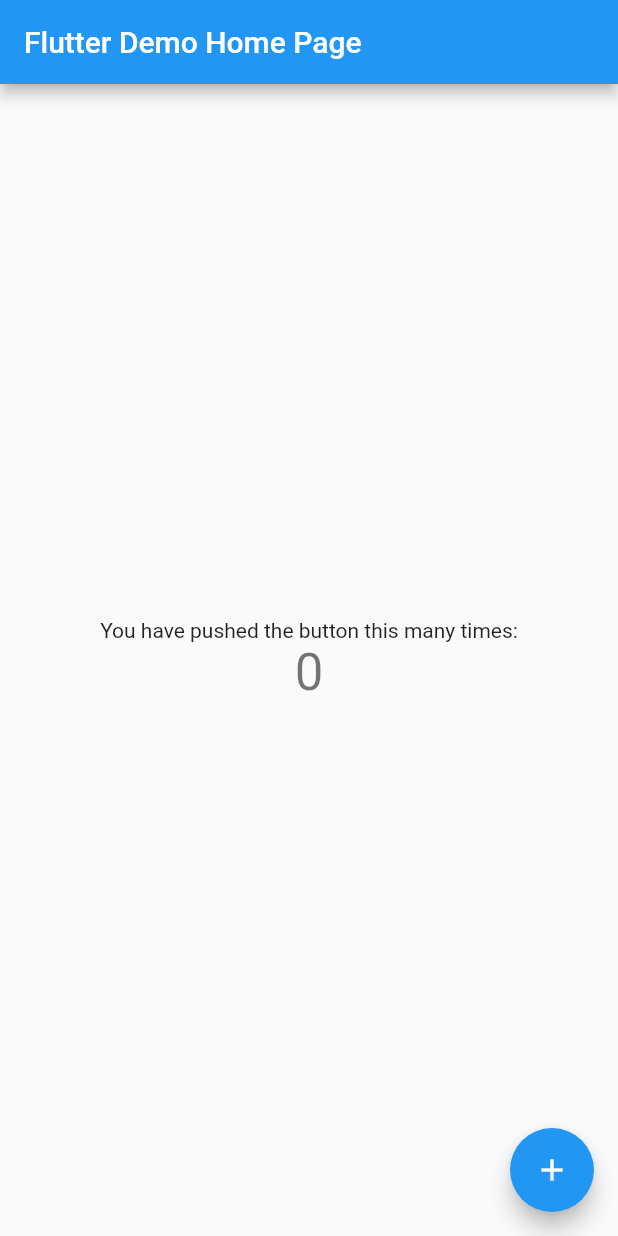
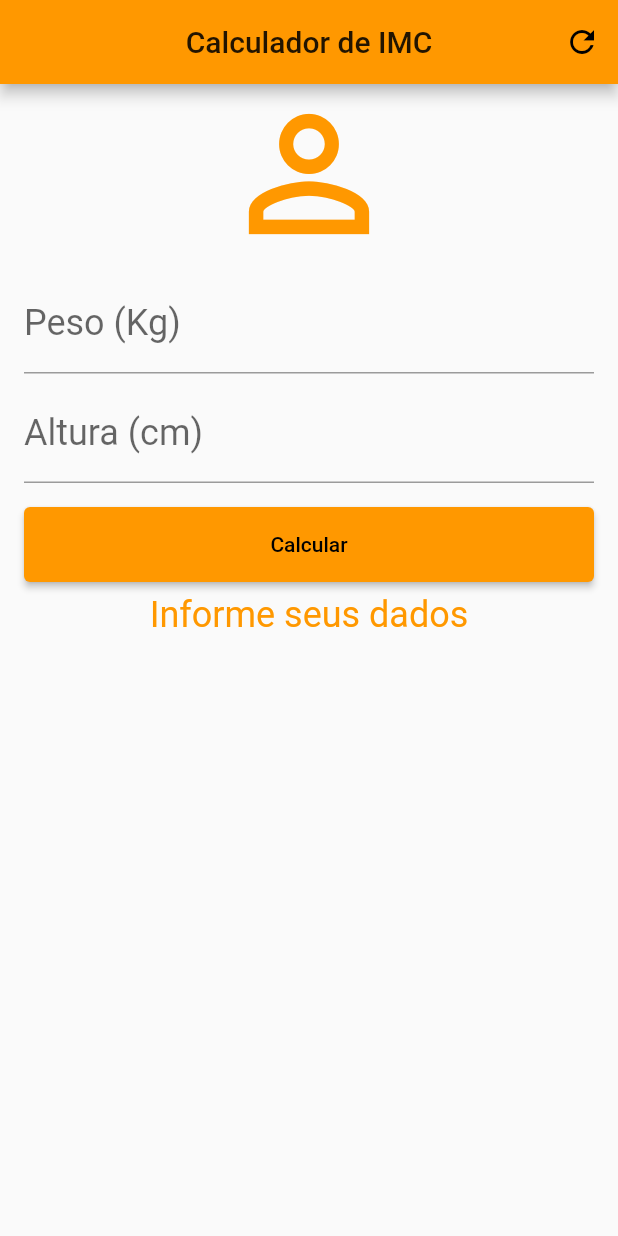
Before and after one commit to Israelmath/app_imc, a Flutter app: the screen it shows after launch, on a phone screen of 412 x 824 dp. Run offline on Flutter 3.47's test engine with Material 2 defaults, Android fonts, the phone set to English and light mode, and no system bars.

Commit message:
Desenvolvimento em andamento, mas com um pequenininho bugzinho

```diff
--- a/lib/main.dart
+++ b/lib/main.dart
@@ -1,111 +1,156 @@
 import 'package:flutter/material.dart';
 
-void main() => runApp(MyApp());
-
-class MyApp extends StatelessWidget {
-  // This widget is the root of your application.
-  @override
-  Widget build(BuildContext context) {
-    return MaterialApp(
-      title: 'Flutter Demo',
-      theme: ThemeData(
-        // This is the theme of your application.
-        //
-        // Try running your application with "flutter run". You'll see the
-        // application has a blue toolbar. Then, without quitting the app, try
-        // changing the primarySwatch below to Colors.green and then invoke
-        // "hot reload" (press "r" in the console where you ran "flutter run",
-        // or simply save your changes to "hot reload" in a Flutter IDE).
-        // Notice that the counter didn't reset back to zero; the application
-        // is not restarted.
-        primarySwatch: Colors.blue,
+void main() {
+  runApp(
+    MaterialApp(
+      home: Home(),
     ),
-      home: MyHomePage(title: 'Flutter Demo Home Page'),
   );
 }
+
+class Home extends StatefulWidget {
+  @override
+  _HomeState createState() => _HomeState();
 }
 
-class MyHomePage extends StatefulWidget {
-  MyHomePage({Key key, this.title}) : super(key: key);
+class _HomeState extends State<Home> {
+  TextEditingController _peso_controlador = TextEditingController();
+  TextEditingController _altura_controlador = TextEditingController();
+  String _infoText = 'Informe seus dados';
 
-  // This widget is the home page of your application. It is stateful, meaning
-  // that it has a State object (defined below) that contains fields that affect
-  // how it looks.
-
-  // This class is the configuration for the state. It holds the values (in this
-  // case the title) provided by the parent (in this case the App widget) and
-  // used by the build method of the State. Fields in a Widget subclass are
-  // always marked "final".
-
-  final String title;
-
-  @override
-  _MyHomePageState createState() => _MyHomePageState();
+  void _resetData() {
+    _peso_controlador.text = '';
+    _altura_controlador.text = '';
+    _infoText = 'Informe seus dados';
   }
 
-class _MyHomePageState extends State<MyHomePage> {
-  int _counter = 0;
+  bool _validate(TextEditingController altura_peso, bool altura){
 
-  void _incrementCounter() {
-    setState(() {
-      // This call to setState tells the Flutter framework that something has
-      // changed in this State, which causes it to rerun the build method below
-      // so that the display can reflect the updated values. If we changed
-      // _counter without calling setState(), then the build method would not be
-      // called again, and so nothing would appear to happen.
-      _counter++;
-    });
+    if (altura_peso == null){
+      if (altura == false){
+        _infoText = 'Você precisa informar o peso';
+        return false;
+      }
+      else{
+        _infoText = 'Você precisa informar a altura';
+        return false;
+      }
+    }else
+      return true;
+  }
+
+  void _calcula_imc() {
+    setState(
+      () {
+        if (_validate(_peso_controlador, false) && _validate(_altura_controlador, true)){
+
+          debugPrint('_peso_controlador: ${_peso_controlador.text}');
+          debugPrint('_altura_controlador: ${_altura_controlador.text}');
+
+          double _peso = double.tryParse(_peso_controlador.text);
+          double _altura = double.tryParse(_altura_controlador.text);
+          double _imc = _peso / (_altura * _altura);
+
+          if (_imc < 18.6) {
+            _infoText = 'Abaixo do peso\nIMC: ${_imc.toStringAsFixed(2)}';
+          } else if (_imc >= 18.6 && _imc < 24.9) {
+            _infoText = 'Dentro do peso ideal\nIMC: ${_imc.toStringAsFixed(2)}';
+          } else if (_imc >= 24.9 && _imc < 34.9) {
+            _infoText = 'Obesidade Grau I\nIMC: ${_imc.toStringAsFixed(2)}';
+          } else if (_imc >= 34.9 && _imc < 39.9) {
+            _infoText = 'Obesidade Grau II\nIMC: ${_imc.toStringAsFixed(2)}';
+          } else {
+            _infoText = 'Obesidade Grau III\nIMC: ${_imc.toStringAsFixed(2)}';
+          }
+        }
+      },
+    );
   }
 
   @override
   Widget build(BuildContext context) {
-    // This method is rerun every time setState is called, for instance as done
-    // by the _incrementCounter method above.
-    //
-    // The Flutter framework has been optimized to make rerunning build methods
-    // fast, so that you can just rebuild anything that needs updating rather
-    // than having to individually change instances of widgets.
-    return Scaffold(
+    return MaterialApp(
+      theme: ThemeData(
+        primaryColor: Colors.orange[500],
+        accentColor: Colors.brown[800],
+        buttonTheme: ButtonThemeData(
+          buttonColor: Colors.orange[500],
+          textTheme: ButtonTextTheme.primary,
+        ),
+      ),
+      home: Scaffold(
         appBar: AppBar(
-        // Here we take the value from the MyHomePage object that was created by
-        // the App.build method, and use it to set our appbar title.
-        title: Text(widget.title),
+          title: Text('Calculador de IMC'),
+          centerTitle: true,
+          actions: <Widget>[
+            IconButton(
+              icon: Icon(Icons.refresh),
+              onPressed: _resetData,
             ),
-      body: Center(
-        // Center is a layout widget. It takes a single child and positions it
-        // in the middle of the parent.
+          ],
+        ),
+        body: SingleChildScrollView(
           child: Column(
-          // Column is also a layout widget. It takes a list of children and
-          // arranges them vertically. By default, it sizes itself to fit its
-          // children horizontally, and tries to be as tall as its parent.
-          //
-          // Invoke "debug painting" (press "p" in the console, choose the
-          // "Toggle Debug Paint" action from the Flutter Inspector in Android
-          // Studio, or the "Toggle Debug Paint" command in Visual Studio Code)
-          // to see the wireframe for each widget.
-          //
-          // Column has various properties to control how it sizes itself and
-          // how it positions its children. Here we use mainAxisAlignment to
-          // center the children vertically; the main axis here is the vertical
-          // axis because Columns are vertical (the cross axis would be
-          // horizontal).
-          mainAxisAlignment: MainAxisAlignment.center,
+            crossAxisAlignment: CrossAxisAlignment.stretch,
             children: <Widget>[
-            Text(
-              'You have pushed the button this many times:',
+              Icon(
+                Icons.person_outline,
+                size: 120.0,
+                color: Colors.orange[500],
               ),
-            Text(
-              '$_counter',
-              style: Theme.of(context).textTheme.display1,
+              Padding(
+                padding: const EdgeInsets.only(top: 8.0, left: 16, right: 16),
+                child: TextField(
+                  controller: _peso_controlador,
+                  textAlign: TextAlign.center,
+                  style: TextStyle(color: Colors.orange[500]),
+                  keyboardType: TextInputType.number,
+                  decoration: InputDecoration(
+                    hintText: '83.2',
+                    labelText: 'Peso (Kg)',
+                    labelStyle: TextStyle(fontSize: 24),
+                  ),
+                ),
+              ),
+              Padding(
+                padding: const EdgeInsets.only(top: 8.0, left: 16, right: 16),
+                child: TextField(
+                  controller: _altura_controlador,
+                  textAlign: TextAlign.center,
+                  style: TextStyle(color: Colors.orange[500]),
+                  keyboardType: TextInputType.number,
+                  decoration: InputDecoration(
+                    hintText: '170',
+                    labelText: 'Altura (cm)',
+                    labelStyle: TextStyle(fontSize: 24),
+                  ),
+                ),
+              ),
+              Padding(
+                padding: const EdgeInsets.only(top: 16.0, left: 16, right: 16),
+                child: Container(
+                  height: 50.0,
+                  child: RaisedButton(
+                    onPressed: _calcula_imc,
+                    child: Text('Calcular'),
+                  ),
+                ),
+              ),
+              Padding(
+                padding: const EdgeInsets.only(top: 8.0, left: 16, right: 16),
+                child: Text(
+                  _infoText,
+                  style: TextStyle(
+                    color: Colors.orange[500],
+                    fontSize: 24,
+                  ),
+                  textAlign: TextAlign.center,
+                ),
               ),
             ],
           ),
         ),
-      floatingActionButton: FloatingActionButton(
-        onPressed: _incrementCounter,
-        tooltip: 'Increment',
-        child: Icon(Icons.add),
-      ), // This trailing comma makes auto-formatting nicer for build methods.
+      ),
     );
   }
 }
```
Lines whose indentation alone changed are shown as unchanged.
